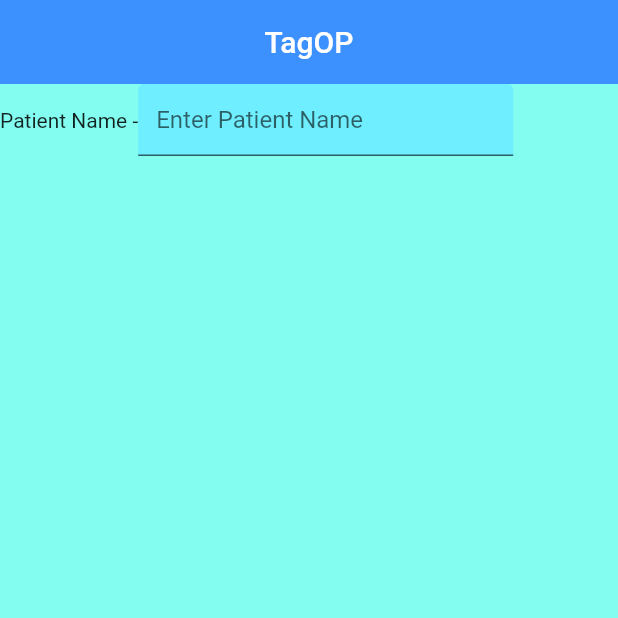
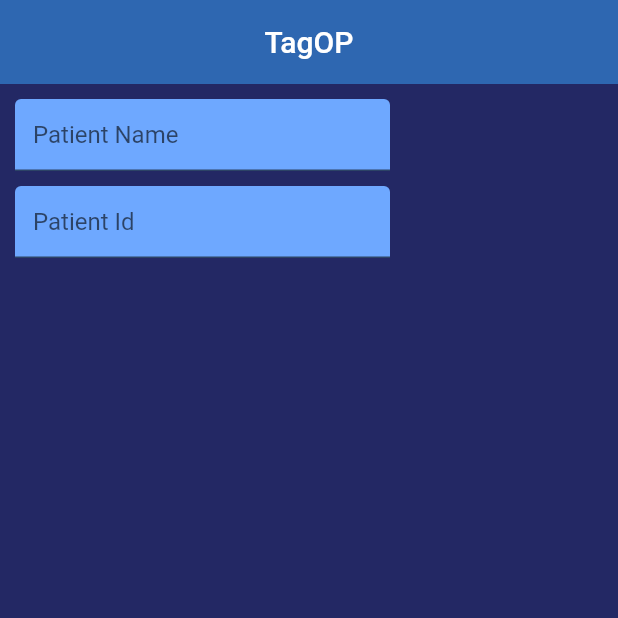
Before and after one commit to Wreck-X/TagOp, a Flutter app: the screen it shows after launch, on a phone screen of 412 x 824 dp, the top half of it. Run offline on Flutter 3.47's test engine with Material 2 defaults, Android fonts, the phone set to English and light mode, and no system bars.

Commit message:
Minor structural changes

```diff
--- a/lib/main.dart
+++ b/lib/main.dart
@@ -1,6 +1,8 @@
 // ignore_for_file: prefer_const_constructors, prefer_const_literals_to_create_immutables
 
 import 'package:flutter/material.dart';
+
+import 'textfield.dart';
 
 void main() {
   runApp(MyApp());
@@ -15,27 +17,24 @@ class MyApp extends StatelessWidget {
 
   Widget build(BuildContext context) {
     return MaterialApp(
-      theme: ThemeData(
-          scaffoldBackgroundColor: Color.fromARGB(255, 131, 253, 239)),
+      theme:
+          ThemeData(scaffoldBackgroundColor: Color.fromARGB(255, 35, 40, 100)),
       home: Scaffold(
           appBar: AppBar(
             title: Text("TagOP"),
             centerTitle: true,
-            backgroundColor: Color.fromARGB(255, 61, 145, 255),
+            backgroundColor: Color.fromARGB(255, 46, 103, 177),
             shadowColor: Color.fromARGB(0, 0, 0, 0),
           ),
-          body: Row(
-            children: [
-              Text("Patient Name -"),
-              SizedBox(
-                width: 250,
-                child: TextField(
-                    decoration: InputDecoration(
-                        hintText: "Enter Patient Name",
-                        filled: true,
-                        fillColor: Color.fromARGB(255, 110, 238, 255))),
-              )
-            ],
+          body: Container(
+            margin: EdgeInsets.all(10),
+            child: Column(
+              children: [
+                InputField("Patient Name"),
+                SizedBox(height: 10),
+                InputField("Patient Id"),
+              ],
+            ),
           )),
     );
   }
--- /dev/null
+++ b/lib/textfield.dart
@@ -0,0 +1,17 @@
+import 'package:flutter/material.dart';
+
+class InputField extends StatelessWidget {
+  String entry;
+  InputField(this.entry);
+  @override
+  Widget build(BuildContext context) {
+    return SizedBox(
+      width: 250,
+      child: TextField(
+          decoration: InputDecoration(
+              hintText: entry,
+              filled: true,
+              fillColor: Color.fromARGB(255, 110, 168, 255))),
+    );
+  }
+}
```
